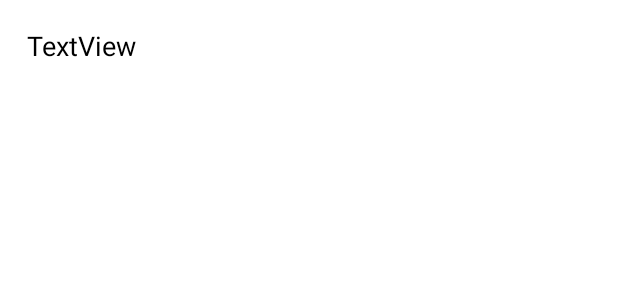
After one commit to DuckOfTheBooBoo/cat-api-example, an Android app: the layout dropdown_item.xml on its own in the app's theme, with its tools: preview values and no code run, on a phone screen of 412 x 824 dp. The commit adds this screen. Shown: the top 300 px of the screen. Run offline under Robolectric (Android 15) with nearby library versions, the phone set to English and light mode, and no system bars.

Commit message:
Created an Adapter for Dropdown Menu (Breed Select)

```diff
--- a/app/src/main/java/com/arajdianaltaf/dogapiexample/MainActivity.kt
+++ b/app/src/main/java/com/arajdianaltaf/dogapiexample/MainActivity.kt
@@ -2,6 +2,7 @@ package com.arajdianaltaf.dogapiexample
 
 import androidx.appcompat.app.AppCompatActivity
 import android.os.Bundle
+import android.widget.ArrayAdapter
 import androidx.recyclerview.widget.GridLayoutManager
 import com.arajdianaltaf.dogapiexample.databinding.ActivityMainBinding
 
@@ -19,6 +20,11 @@ class MainActivity : AppCompatActivity() {
         binding?.rvImages?.adapter = adapter
         binding?.rvImages?.layoutManager = GridLayoutManager(this, 3)
 
+        // Get breeds list
+        val breedList = Constants.breedList
+        val breedSelectAdapter = ArrayAdapter(this, R.layout.dropdown_item, breedList)
+        binding?.actvBreedType?.setAdapter(breedSelectAdapter)
+
     }
 
     override fun onDestroy() {
--- a/app/src/main/res/layout/activity_main.xml
+++ b/app/src/main/res/layout/activity_main.xml
@@ -19,8 +19,8 @@
         <com.google.android.material.textfield.TextInputLayout
             android:id="@+id/til_select_breed"
             style="@style/Widget.MaterialComponents.TextInputLayout.OutlinedBox.ExposedDropdownMenu"
-            android:layout_weight="2"
-            android:layout_width="0dp"
+            android:layout_weight="6"
+            android:layout_width="wrap_content"
             android:layout_marginEnd="@dimen/_5sdp"
             android:layout_height="wrap_content">
 
@@ -37,7 +37,7 @@
 
         <Button
             style="@style/Widget.MaterialComponents.Button.UnelevatedButton"
-            android:layout_width="0dp"
+            android:layout_width="wrap_content"
             android:layout_height="match_parent"
             android:gravity="center"
             android:text="@string/lbl_request"
--- /dev/null
+++ b/app/src/main/res/layout/dropdown_item.xml
@@ -0,0 +1,9 @@
+<?xml version="1.0" encoding="utf-8"?>
+<TextView android:id="@+id/tv_dp_item"
+    android:layout_width="match_parent"
+    android:layout_height="wrap_content"
+    android:text="TextView"
+    android:padding="@dimen/_14sdp"
+    android:textSize="@dimen/_14sdp"
+    android:textColor="@color/black"
+    xmlns:android="http://schemas.android.com/apk/res/android" />
```
